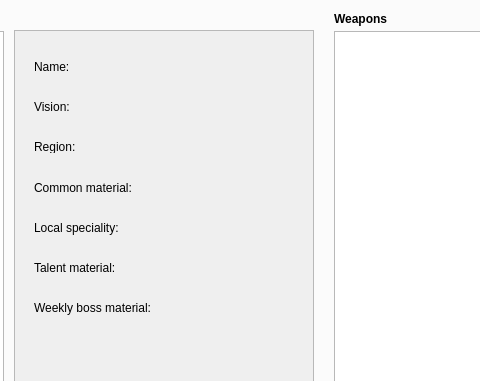
Old version of the form genshin_calculator.ui in the repository crimvael/genshin_calculator; both pictures show x 310 to 790 and y 101 to 482 of the 1280 by 720 pixel window.
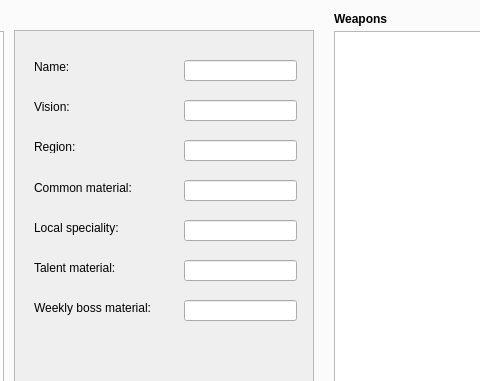
New version of the form. The open tabs and pages were chosen to show the change.

```diff
--- a/genshin_calculator.ui
+++ b/genshin_calculator.ui
@@ -212,6 +212,97 @@
           <string>Weekly boss material:</string>
          </property>
         </widget>
+        <widget class="QLineEdit" name="lineEdit">
+         <property name="geometry">
+          <rect>
+           <x>170</x>
+           <y>30</y>
+           <width>113</width>
+           <height>21</height>
+          </rect>
+         </property>
+         <property name="alignment">
+          <set>Qt::AlignRight|Qt::AlignTrailing|Qt::AlignVCenter</set>
+         </property>
+        </widget>
+        <widget class="QLineEdit" name="lineEdit_2">
+         <property name="geometry">
+          <rect>
+           <x>170</x>
+           <y>70</y>
+           <width>113</width>
+           <height>21</height>
+          </rect>
+         </property>
+         <property name="alignment">
+          <set>Qt::AlignRight|Qt::AlignTrailing|Qt::AlignVCenter</set>
+         </property>
+        </widget>
+        <widget class="QLineEdit" name="lineEdit_3">
+         <property name="geometry">
+          <rect>
+           <x>170</x>
+           <y>110</y>
+           <width>113</width>
+           <height>21</height>
+          </rect>
+         </property>
+         <property name="alignment">
+          <set>Qt::AlignRight|Qt::AlignTrailing|Qt::AlignVCenter</set>
+         </property>
+        </widget>
+        <widget class="QLineEdit" name="lineEdit_4">
+         <property name="geometry">
+          <rect>
+           <x>170</x>
+           <y>150</y>
+           <width>113</width>
+           <height>21</height>
+          </rect>
+         </property>
+         <property name="alignment">
+          <set>Qt::AlignRight|Qt::AlignTrailing|Qt::AlignVCenter</set>
+         </property>
+        </widget>
+        <widget class="QLineEdit" name="lineEdit_5">
+         <property name="geometry">
+          <rect>
+           <x>170</x>
+           <y>190</y>
+           <width>113</width>
+           <height>21</height>
+          </rect>
+         </property>
+         <property name="alignment">
+          <set>Qt::AlignRight|Qt::AlignTrailing|Qt::AlignVCenter</set>
+         </property>
+        </widget>
+        <widget class="QLineEdit" name="lineEdit_6">
+         <property name="geometry">
+          <rect>
+           <x>170</x>
+           <y>230</y>
+           <width>113</width>
+           <height>21</height>
+          </rect>
+         </property>
+         <property name="alignment">
+          <set>Qt::AlignRight|Qt::AlignTrailing|Qt::AlignVCenter</set>
+         </property>
+        </widget>
+        <widget class="QLineEdit" name="lineEdit_7">
+         <property name="geometry">
+          <rect>
+           <x>170</x>
+           <y>270</y>
+           <width>113</width>
+           <height>21</height>
+          </rect>
+         </property>
+         <property name="alignment">
+          <set>Qt::AlignRight|Qt::AlignTrailing|Qt::AlignVCenter</set>
+         </property>
+        </widget>
        </widget>
        <widget class="QListView" name="listView_2">
         <property name="geometry">
```
